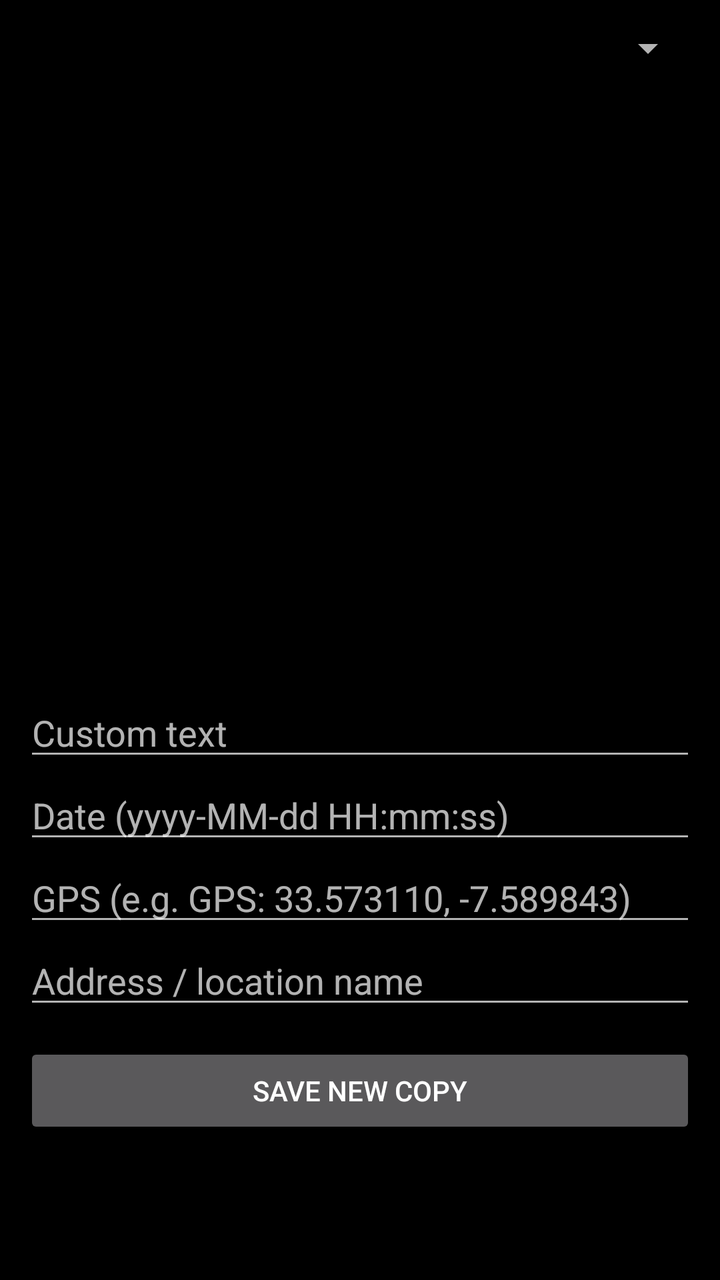
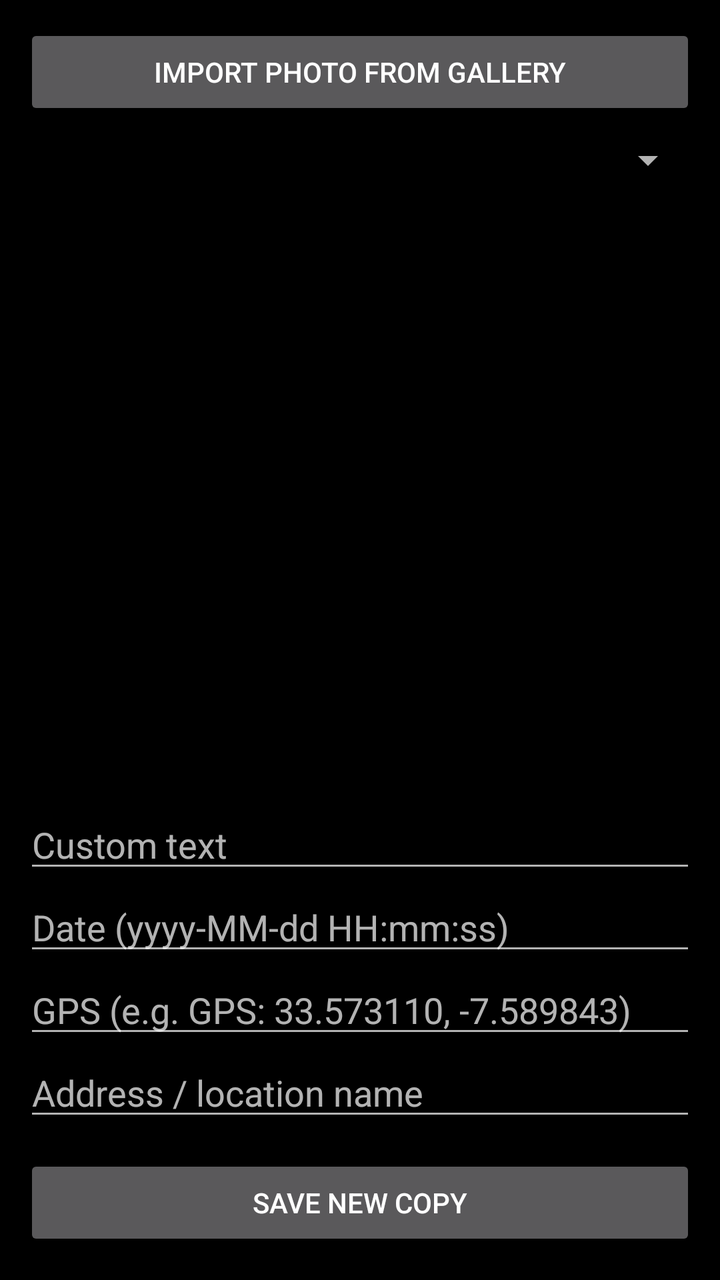

An Android layout rendered at two revisions. The XML below is the earlier revision; the diff shows what the commit changed to produce the second picture.
<!-- AndroidManifest.xml: application theme Theme.GeoStamp -->
<!-- res/layout/activity_edit.xml -->
<?xml version="1.0" encoding="utf-8"?>
<ScrollView xmlns:android="http://schemas.android.com/apk/res/android"
    android:layout_width="match_parent"
    android:layout_height="match_parent"
    android:fillViewport="true">

    <LinearLayout
        android:layout_width="match_parent"
        android:layout_height="wrap_content"
        android:orientation="vertical"
        android:padding="12dp">

        <Spinner
            android:id="@+id/photos"
            android:layout_width="match_parent"
            android:layout_height="wrap_content" />

        <ImageView
            android:id="@+id/image"
            android:layout_width="match_parent"
            android:layout_height="300dp"
            android:layout_marginTop="8dp"
            android:scaleType="fitCenter" />

        <EditText
            android:id="@+id/fText"
            android:layout_width="match_parent"
            android:layout_height="wrap_content"
            android:hint="Custom text"
            android:inputType="text" />

        <EditText
            android:id="@+id/fDate"
            android:layout_width="match_parent"
            android:layout_height="wrap_content"
            android:hint="Date (yyyy-MM-dd HH:mm:ss)"
            android:inputType="text" />

        <EditText
            android:id="@+id/fGps"
            android:layout_width="match_parent"
            android:layout_height="wrap_content"
            android:hint="GPS (e.g. GPS: 33.573110, -7.589843)"
            android:inputType="text" />

        <EditText
            android:id="@+id/fAddress"
            android:layout_width="match_parent"
            android:layout_height="wrap_content"
            android:hint="Address / location name"
            android:inputType="text" />

        <Button
            android:id="@+id/save"
            android:layout_width="match_parent"
            android:layout_height="wrap_content"
            android:layout_marginTop="12dp"
            android:text="Save new copy" />
    </LinearLayout>
</ScrollView>
<!-- resources referenced by this layout -->
<resources>
  <style name="Theme.GeoStamp" parent="Theme.AppCompat.NoActionBar">
          <item name="android:windowBackground">@android:color/black</item>
      </style>
</resources>

<!-- the commit's change to res/layout/activity_edit.xml (unified diff, before → after) -->
@@ -10,10 +10,17 @@
         android:orientation="vertical"
         android:padding="12dp">
 
+        <Button
+            android:id="@+id/importPhoto"
+            android:layout_width="match_parent"
+            android:layout_height="wrap_content"
+            android:text="Import photo from gallery" />
+
         <Spinner
             android:id="@+id/photos"
             android:layout_width="match_parent"
-            android:layout_height="wrap_content" />
+            android:layout_height="wrap_content"
+            android:layout_marginTop="8dp" />
 
         <ImageView
             android:id="@+id/image"
